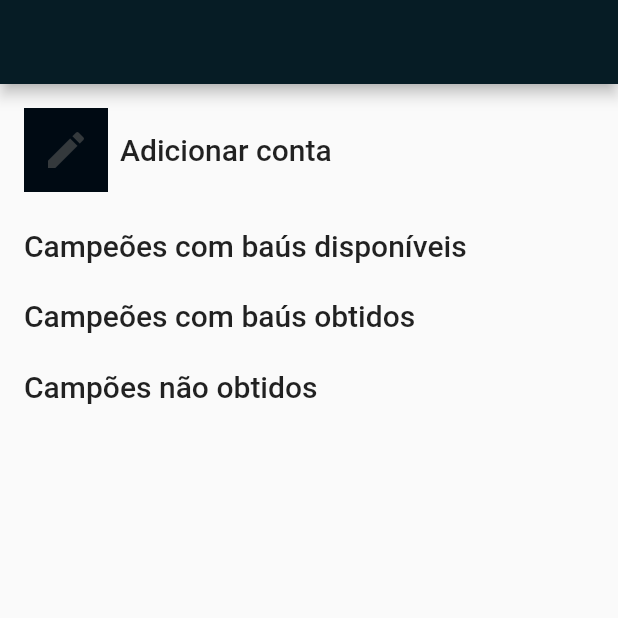
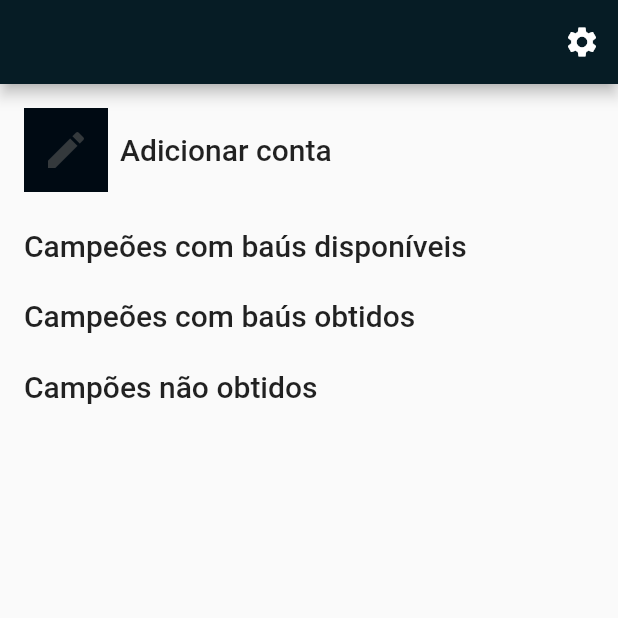
Before and after one commit to helenadalmazo/lol_champion_app, a Flutter app: the screen it shows after launch, on a phone screen of 412 x 824 dp, the top half of it. Run offline on Flutter 3.47's test engine with Material 2 defaults, Android fonts, the phone set to English and light mode, and no system bars; our stand-ins replace sqflite, visibility_detector; missing offline and left inert: autocomplete_textfield; accounts and stored records are empty; statements that could not run were skipped.

Commit message:
Creating setting screen with theme configuration

```diff
--- a/lib/main.dart
+++ b/lib/main.dart
@@ -4,6 +4,8 @@ import 'dart:math';
 import 'package:autocomplete_textfield/autocomplete_textfield.dart';
 import 'package:flutter/cupertino.dart';
 import 'package:flutter/material.dart';
+import 'package:lol_champion_app/screen/setting.dart';
+import 'package:provider/provider.dart';
 import 'package:visibility_detector/visibility_detector.dart';
 
 import 'database/account_repository.dart';
@@ -11,10 +13,33 @@ import 'database/champion_repository.dart';
 import 'model/account.dart';
 import 'model/champion.dart';
 
-void main() => runApp(LolChampionApp());
+
+class AppNotifier with ChangeNotifier {
+  ThemeMode _themeMode;
+
+  AppNotifier(this._themeMode);
+
+  ThemeMode get themeMode => _themeMode;
+
+  set themeMode(ThemeMode value) {
+    _themeMode = value;
+    notifyListeners();
+  }
+}
+
+void main() {
+  runApp(
+    ChangeNotifierProvider(
+      create: (context) => AppNotifier(ThemeMode.light),
+      child: LolChampionApp(),
+    ),
+  );
+}
 
 class LolChampionApp extends StatelessWidget {@override
   Widget build(BuildContext context) {
+    final appNotifier = Provider.of<AppNotifier>(context);
+
     return MaterialApp(
       title: 'Lol Champion App',
       theme: ThemeData(
@@ -24,36 +49,18 @@ class LolChampionApp extends StatelessWidget {@override
 
         accentColor: Color.fromRGBO(194, 143, 44, 1),
 
-          appBarTheme: AppBarTheme(
         brightness: Brightness.light,
-          ),
-
-          brightness: Brightness.light,
-
-          textTheme: Theme.of(context).textTheme.apply(
-              bodyColor: Colors.black87
-          )
       ),
       darkTheme: ThemeData(
         primaryColor: Color.fromRGBO(6, 28, 37, 1),
-//        primaryColorLight: Color.fromRGBO(46, 67, 77, 1),
-//        primaryColorDark: Color.fromRGBO(0, 0, 0, 1),
 
         accentColor: Color.fromRGBO(194, 143, 44, 1),
 
         toggleableActiveColor: Color.fromRGBO(194, 143, 44, 1),
 
-          appBarTheme: AppBarTheme(
-            color: Color.fromRGBO(25, 25, 25, 1),
+        brightness: Brightness.dark,
       ),
-
-          brightness: Brightness.dark,
-
-          textTheme: Theme.of(context).textTheme.apply(
-              bodyColor: Colors.white
-          )
-      ),
-      themeMode: ThemeMode.light,
+      themeMode: appNotifier.themeMode,
       home: HomeScreen(),
     );
   }
@@ -497,6 +504,22 @@ class _HomeScreenState extends State<HomeScreen> {
     return Scaffold(
       appBar: AppBar(
         title: Text(appBarTitle),
+        actions: [
+          IconButton(
+            icon: Icon(
+              Icons.settings,
+              color: Colors.white,
+            ),
+            onPressed: () {
+              Navigator.push(
+                context,
+                MaterialPageRoute(
+                  builder: (context) => SettingScreen()
+                )
+              );
+            },
+          )
+        ],
       ),
       body: ListView(
         children: [
```
Also changed, not shown: lib/screen/setting.dart (added, +73 -0 lines). Lines whose indentation alone changed are shown as unchanged.
